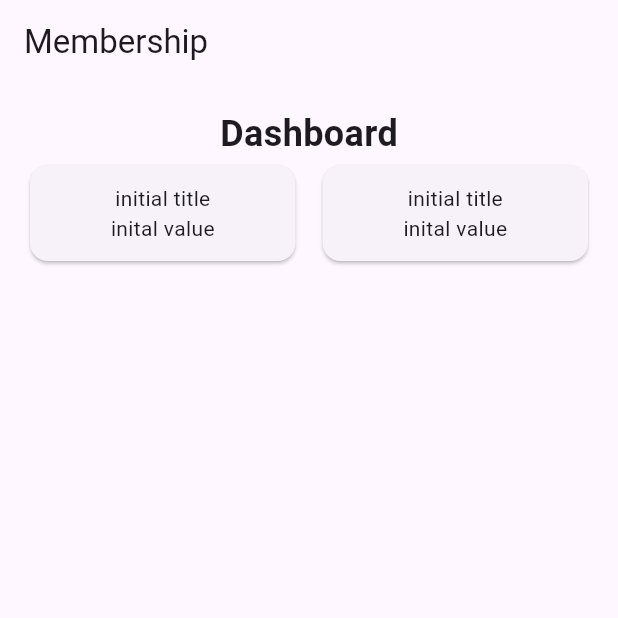
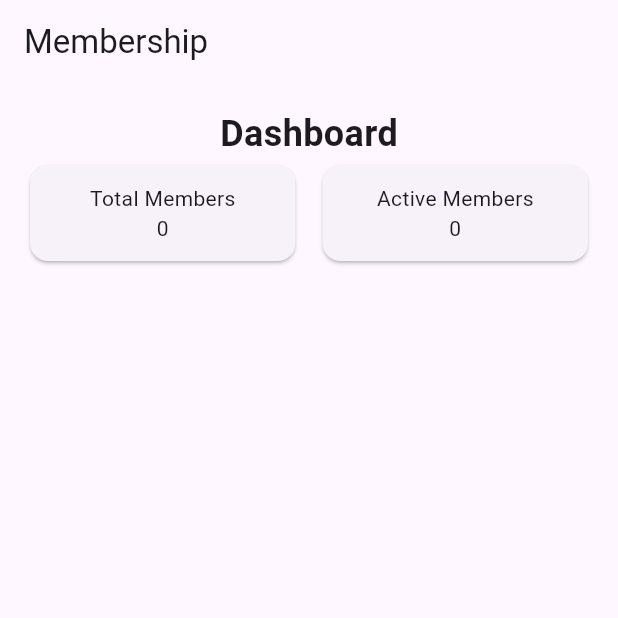
Before and after one commit to 1nonlybrucee/flutter-practice, a Flutter app: the screen it shows after launch, on a phone screen of 412 x 824 dp, the top half of it. Run offline on Flutter 3.47's test engine with Material 3 defaults, Android fonts, the light colour scheme and no system bars; our stand-ins replace flutter_riverpod, shared_preferences.

Commit message:
add memberprovider and dashboard stats

```diff
--- a/project_06_member_management/lib/main.dart
+++ b/project_06_member_management/lib/main.dart
@@ -1,8 +1,9 @@
 import 'package:flutter/material.dart';
 import 'package:project_06_member_management/screens/home_screen.dart';
+import 'package:flutter_riverpod/flutter_riverpod.dart';
 
 void main() {
-  runApp(const MyApp());
+  runApp(const ProviderScope(child: MyApp()));
 }
 
 class MyApp extends StatelessWidget {
--- a/project_06_member_management/lib/providers/member_provider.dart
+++ b/project_06_member_management/lib/providers/member_provider.dart
@@ -15,3 +15,7 @@ class MemberNotifier extends Notifier<List<Member>> {
     state = state.where((member) => member.id != idToRemove).toList();
   }
 }
+
+final memberProvider = NotifierProvider<MemberNotifier, List<Member>>(
+  MemberNotifier.new,
+);
--- a/project_06_member_management/lib/screens/home_screen.dart
+++ b/project_06_member_management/lib/screens/home_screen.dart
@@ -1,18 +1,17 @@
 import 'package:flutter/material.dart';
+import 'package:flutter_riverpod/flutter_riverpod.dart';
+import 'package:project_06_member_management/providers/member_provider.dart';
 import 'package:project_06_member_management/widgets/member_stat_card.dart';
 
-class HomeScreen extends StatefulWidget {
+class HomeScreen extends ConsumerWidget {
   const HomeScreen({super.key});
 
   @override
-  State<HomeScreen> createState() => _HomeScreenState();
-}
+  Widget build(BuildContext context, WidgetRef ref) {
+    final members = ref.watch(memberProvider);
 
-class _HomeScreenState extends State<HomeScreen> {
-  @override
-  Widget build(BuildContext context) {
     return Scaffold(
-      appBar: AppBar(title: Text("Membership")),
+      appBar: AppBar(title: const Text("Membership")),
       body: Padding(
         padding: const EdgeInsets.all(16),
         child: Column(
@@ -21,11 +20,25 @@ class _HomeScreenState extends State<HomeScreen> {
               'Dashboard',
               style: TextStyle(fontSize: 24, fontWeight: FontWeight.bold),
             ),
+
             Row(
               children: [
-                Expanded(child: MemberStatCard()),
-                SizedBox(width: 10),
-                Expanded(child: MemberStatCard()),
+                Expanded(
+                  child: MemberStatCard(
+                    title: 'Total Members',
+                    value: members.length.toString(),
+                  ),
+                ),
+                const SizedBox(width: 10),
+                Expanded(
+                  child: MemberStatCard(
+                    title: 'Active Members',
+                    value: members
+                        .where((member) => member.isActive)
+                        .length
+                        .toString(),
+                  ),
+                ),
               ],
             ),
           ],
--- a/project_06_member_management/lib/widgets/member_stat_card.dart
+++ b/project_06_member_management/lib/widgets/member_stat_card.dart
@@ -1,14 +1,16 @@
 import 'package:flutter/material.dart';
 
 class MemberStatCard extends StatelessWidget {
-  const MemberStatCard({super.key});
+  final String title;
+  final String value;
+  const MemberStatCard({super.key, required this.title, required this.value});
 
   @override
   Widget build(BuildContext context) {
     return Card(
       child: Padding(
         padding: const EdgeInsets.all(12),
-        child: Column(children: [Text("initial title"), Text("inital value")]),
+        child: Column(children: [Text(title), Text(value)]),
       ),
     );
   }
```
